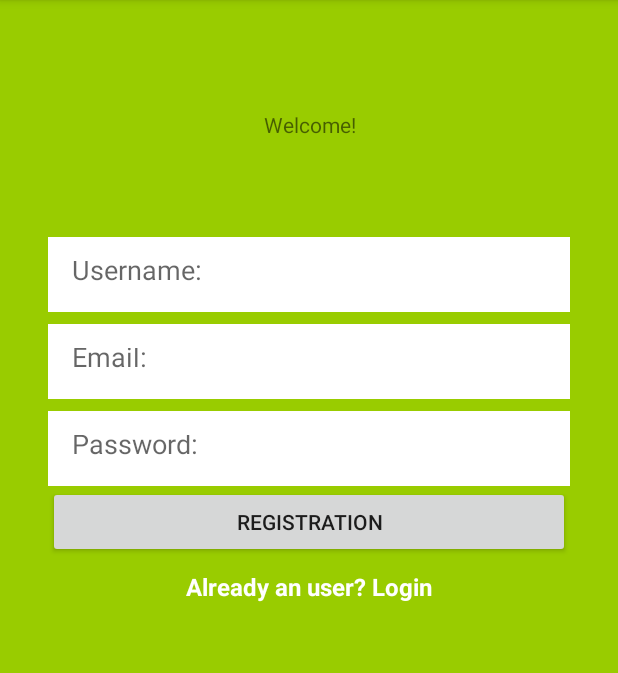
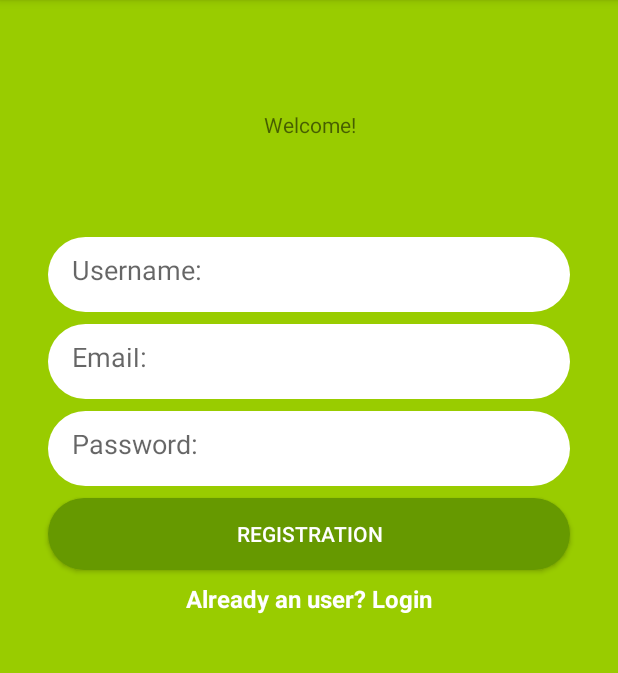
Before and after one commit to luisfergromo/Kotlin-Messenger, an Android app: the screen it shows after launch (MainActivity), after a tap on "REGISTRATION", on a phone screen of 412 x 824 dp, the part 84-757 px from its top. Run offline under Robolectric (Android 15) with nearby library versions, the phone set to English and light mode, and no system bars; our stand-ins replace Firebase (no records; nobody signed in at launch, a user with empty details on screens opened directly); libraries missing offline, so code that uses them is left out: com.crashlytics.android, io.fabric.sdk; 1 statement that could not run was skipped.

Commit message:
Finished video 2 Least login

```diff
--- a/app/build.gradle
+++ b/app/build.gradle
@@ -1,9 +1,7 @@
 apply plugin: 'com.android.application'
-
 apply plugin: 'kotlin-android'
-
 apply plugin: 'kotlin-android-extensions'
-
+apply plugin: 'com.google.gms.google-services'
 apply plugin: 'io.fabric'
 
 android {
@@ -41,6 +39,7 @@ dependencies {
     androidTestImplementation 'com.android.support.test.espresso:espresso-core:3.0.2'
     androidTestImplementation 'com.android.support.test:runner:1.0.2'
     androidTestImplementation 'com.android.support.test:rules:1.0.2'
-    implementation 'com.google.firebase:firebase-core:16.0.0'
+    implementation 'com.google.firebase:firebase-core:16.0.1'
+    implementation 'com.google.firebase:firebase-auth:16.0.2'
+    //implementation"org.jetbrains.kotlin:kotlin-stdlib-jdk7:$kotlin_version"
 }
-apply plugin: 'com.google.gms.google-services'
--- a/app/src/main/java/me/luisfergromo/kotlinmessenger/LoginActivity.kt
+++ b/app/src/main/java/me/luisfergromo/kotlinmessenger/LoginActivity.kt
@@ -3,6 +3,7 @@ package me.luisfergromo.kotlinmessenger
 import android.os.Bundle
 import android.support.v7.app.AppCompatActivity
 import android.util.Log.wtf
+import com.google.firebase.auth.FirebaseAuth
 import kotlinx.android.synthetic.main.activity_login.*
 
 class LoginActivity : AppCompatActivity() {
@@ -18,6 +19,10 @@ class LoginActivity : AppCompatActivity() {
 
             //Log.d("Login", "Attemp Login with email/pw $email/***")
             wtf("Login", "Attemp Login with email/pw $email/$password")
+
+            FirebaseAuth.getInstance().signInWithEmailAndPassword(email, password)
+            //.addOnCanceledListener
+
         }
         backToRegistrationBtn.setOnClickListener {
             finish()
--- a/app/src/main/java/me/luisfergromo/kotlinmessenger/MainActivity.kt
+++ b/app/src/main/java/me/luisfergromo/kotlinmessenger/MainActivity.kt
@@ -3,16 +3,12 @@ package me.luisfergromo.kotlinmessenger
 import android.content.Intent
 import android.os.Bundle
 import android.support.v7.app.AppCompatActivity
-import android.util.Log
 import android.util.Log.wtf
+import android.widget.Toast
 import com.crashlytics.android.Crashlytics
+import com.google.firebase.auth.FirebaseAuth
 import io.fabric.sdk.android.Fabric
 import kotlinx.android.synthetic.main.activity_main.*
-
-
-
-
-
 
 
 class MainActivity : AppCompatActivity() {
@@ -29,10 +25,24 @@ class MainActivity : AppCompatActivity() {
             val email = email_editText.text.toString()
             val password = password_editText.text.toString()
 
-            Log.d("RegisterBtn", "Email is: " + email)
+            if (email.isEmpty() || password.isEmpty()) {
+                Toast.makeText(this, "Please enter in email/pw", Toast.LENGTH_SHORT).show()
+                return@setOnClickListener
+            }
+            wtf("RegisterBtn", "Email is: " + email)
             wtf("RegisterBtn", "Password: $password")
 
             //Firebase Auth to create a user with email and password
+            FirebaseAuth.getInstance().createUserWithEmailAndPassword(email, password)
+                    .addOnCompleteListener {
+                        if (!it.isSuccessful) return@addOnCompleteListener
+                        //else is successful
+                        wtf("firebaseCreate", "Successful created user uid ${it.result.user.uid}")
+                    }
+                    .addOnFailureListener {
+                        wtf("firebaseCreate", "Failed to created user  ${it.message}")
+                        Toast.makeText(this, "Failed to created user: ${it.message}", Toast.LENGTH_SHORT).show()
+                    }
         }
         alreadyUser_TextView.setOnClickListener {
             //wtf("MainActivity","Try to show login activity")
--- /dev/null
+++ b/app/src/main/res/drawable/rounded_button.xml
@@ -0,0 +1,6 @@
+<?xml version="1.0" encoding="utf-8"?>
+<shape xmlns:android="http://schemas.android.com/apk/res/android">
+
+    <solid android:color="@android:color/holo_green_dark" />
+    <corners android:radius="25dp" />
+</shape>
--- /dev/null
+++ b/app/src/main/res/drawable/rounded_edittext_register_login.xml
@@ -0,0 +1,7 @@
+<?xml version="1.0" encoding="utf-8"?>
+<shape xmlns:android="http://schemas.android.com/apk/res/android">
+
+    <solid android:color="@android:color/white" />
+    <corners android:radius="25dp" />
+
+</shape>
--- a/app/src/main/res/layout/activity_main.xml
+++ b/app/src/main/res/layout/activity_main.xml
@@ -17,7 +17,7 @@
         android:layout_marginRight="32dp"
         android:layout_marginStart="32dp"
         android:layout_marginTop="8dp"
-        android:background="@android:color/white"
+        android:background="@drawable/rounded_edittext_register_login"
         android:hint="@string/username"
         android:padding="16dp"
         android:inputType="text"
@@ -31,7 +31,7 @@
         android:layout_width="0dp"
         android:layout_height="50dp"
         android:layout_marginTop="8dp"
-        android:background="@android:color/white"
+        android:background="@drawable/rounded_edittext_register_login"
         android:hint="@string/email"
         android:padding="16dp"
         android:inputType="textEmailAddress"
@@ -40,23 +40,14 @@
         android:singleLine="true"
         app:layout_constraintTop_toBottomOf="@+id/username_editText" />
 
-    <!--EditText
-        android:id="@+id/password_editText"
-        android:layout_width="0dp"
-        android:layout_height="50dp"
-        android:layout_marginTop="8dp"
-        android:background="@android:color/white"
-        android:hint="Password"
-        android:ems="10"
-        android:padding="16dp"
-        app:layout_constraintEnd_toEndOf="@+id/email_editText"
-        app:layout_constraintStart_toStartOf="@+id/email_editText"
-        app:layout_constraintTop_toBottomOf="@+id/email_editText" /-->
     <Button
         android:id="@+id/registerBtn"
         android:layout_width="0dp"
         android:layout_height="wrap_content"
+        android:layout_marginTop="8dp"
+        android:background="@drawable/rounded_button"
         android:text="@string/registrationText"
+        android:textColor="@android:color/white"
         app:layout_constraintEnd_toEndOf="@+id/password_editText"
         app:layout_constraintStart_toStartOf="@+id/password_editText"
         app:layout_constraintTop_toBottomOf="@+id/password_editText" />
@@ -66,7 +57,7 @@
         android:layout_width="0dp"
         android:layout_height="50dp"
         android:layout_marginTop="8dp"
-        android:background="@android:color/white"
+        android:background="@drawable/rounded_edittext_register_login"
         android:ems="10"
         android:hint="@string/password"
         android:inputType="textPassword"
@@ -88,7 +79,7 @@
         android:text="@string/user"
         android:textColor="@android:color/white"
         android:textStyle="bold"
-        android:textSize="16dp"
+        android:textSize="16sp"
         app:layout_constraintStart_toStartOf="@id/registerBtn"
         app:layout_constraintEnd_toEndOf="@+id/registerBtn"
         app:layout_constraintTop_toBottomOf="@+id/registerBtn"
```
